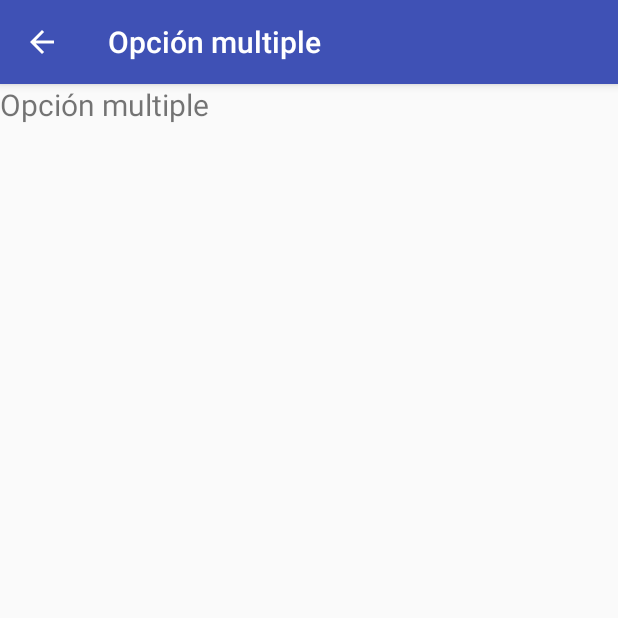
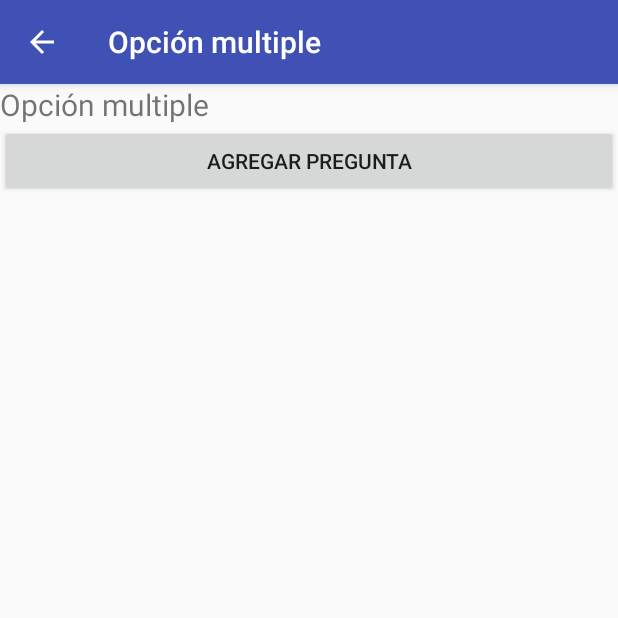
Before and after one commit to lazarodev/Encuestador, an Android app: the NewActivity screen opened directly, with no data from a screen before it, after a tap on "Encuesta de opción multiple", on a phone screen of 412 x 824 dp, the top half of it. Run offline under Robolectric (Android 15) with nearby library versions, the phone set to English and light mode, and no system bars; our stand-ins replace ButterKnife.

Commit message:
this is the last commit of this project

```diff
--- a/app/src/main/java/com/gt/dev/lazaro/encuestador/vista/actividades/Main2Activity.java
+++ b/app/src/main/java/com/gt/dev/lazaro/encuestador/vista/actividades/Main2Activity.java
@@ -65,7 +65,6 @@ public class Main2Activity extends AppCompatActivity {
         startActivity(new Intent(Main2Activity.this, NewActivity.class));
     }
 
-
     @Override
     public boolean onCreateOptionsMenu(Menu menu) {
         getMenuInflater().inflate(R.menu.menu_main, menu);
--- a/app/src/main/java/com/gt/dev/lazaro/encuestador/vista/actividades/NewActivity.java
+++ b/app/src/main/java/com/gt/dev/lazaro/encuestador/vista/actividades/NewActivity.java
@@ -82,7 +82,6 @@ public class NewActivity extends AppCompatActivity {
                         break;
                 }
 
-
             }
         });
     }
--- a/app/src/main/res/layout/inflate_multi.xml
+++ b/app/src/main/res/layout/inflate_multi.xml
@@ -1,12 +1,20 @@
 <?xml version="1.0" encoding="utf-8"?>
 <LinearLayout xmlns:android="http://schemas.android.com/apk/res/android"
+    android:id="@+id/linearlayoutForButton"
     android:layout_width="match_parent"
-    android:layout_height="match_parent">
+    android:layout_height="match_parent"
+    android:orientation="vertical">
 
     <TextView
-        android:textSize="20sp"
+        android:layout_width="match_parent"
+        android:layout_height="wrap_content"
         android:text="Opción multiple"
+        android:textSize="20sp" />
+
+    <Button
+        android:id="@+id/btnAgregarPregunta"
         android:layout_width="match_parent"
-        android:layout_height="wrap_content" />
+        android:layout_height="wrap_content"
+        android:text="Agregar pregunta" />
 
 </LinearLayout>
```
Also changed, not shown: app/src/main/java/com/gt/dev/lazaro/encuestador/vista/actividades/BurdelActivity.java (+17 -0 lines), app/src/main/res/layout/inflate_justi.xml (+13 -3 lines).
